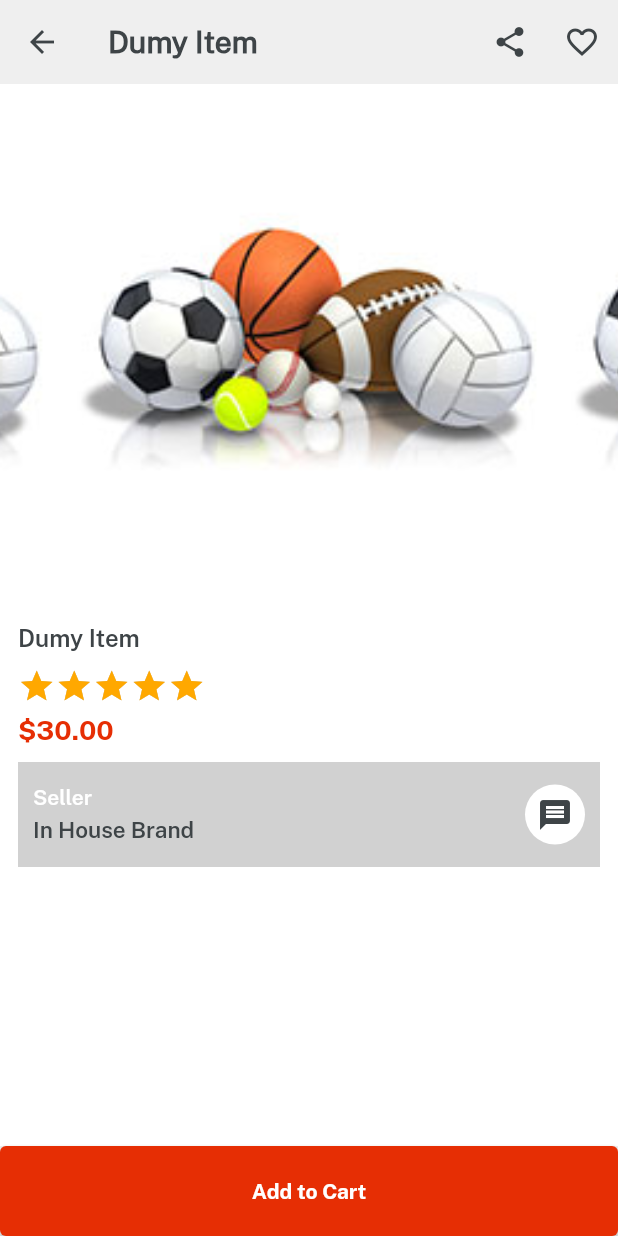
After one commit to zillur07/eShop, a Flutter app: the ItemDetails screen opened directly, on a phone screen of 412 x 824 dp. The commit adds this screen. Run offline on Flutter 3.47's test engine with Material 2 defaults, Android fonts, the phone set to English and light mode, and no system bars; drawn by our look-alikes of velocity_x; our stand-ins replace get.

Commit message:
category detels done

```diff
--- a/lib/views/category_screen/category_screen.dart
+++ b/lib/views/category_screen/category_screen.dart
@@ -1,4 +1,5 @@
 import 'package:eshop_app/consts/lists.dart';
+import 'package:eshop_app/views/category_screen/category_details.dart';
 import 'package:eshop_app/widgets_common/bg_wdget.dart';
 
 import '../../consts/consts.dart';
@@ -46,7 +47,9 @@ class CategoryScreen extends StatelessWidget {
                 ),
                 16.heightBox,
               ],
-            ).box.white.outerShadowSm.roundedSM.make();
+            ).box.white.outerShadowSm.roundedSM.make().onTap(() {
+              Get.to(() => CategoryDetails(title: categorysList[index]));
+            });
           },
         ),
       ),
--- /dev/null
+++ b/lib/views/category_screen/item_details.dart
@@ -0,0 +1,147 @@
+import 'package:eshop_app/widgets_common/out_button.dart';
+
+import '../../consts/consts.dart';
+
+class ItemDetails extends StatelessWidget {
+  final String? title;
+  ItemDetails({required this.title});
+  @override
+  Widget build(BuildContext context) {
+    return Scaffold(
+        backgroundColor: lightGrey,
+        appBar: AppBar(
+          elevation: 0,
+          title: title!.text.color(darkFontGrey).bold.make(),
+          actions: [
+            IconButton(
+              onPressed: () {},
+              icon: Icon(
+                Icons.share,
+              ),
+            ),
+            IconButton(
+              onPressed: () {},
+              icon: Icon(
+                Icons.favorite_outline,
+              ),
+            ),
+          ],
+        ),
+        body: Column(
+          children: [
+            Expanded(
+              child: Container(
+                color: Colors.white,
+                child: Column(
+                  crossAxisAlignment: CrossAxisAlignment.start,
+                  children: [
+                    // Swiper Section ............
+                    VxSwiper.builder(
+                        itemCount: 3,
+                        autoPlay: true,
+                        aspectRatio: 16 / 9,
+                        height: 350,
+                        itemBuilder: (context, index) {
+                          return Image.asset(
+                            imgFc5,
+                            width: Get.width,
+                            fit: BoxFit.cover,
+                          );
+                        }),
+
+                    // Titel and Detils Section ..............
+                    10.heightBox,
+                    Padding(
+                      padding: EdgeInsets.symmetric(horizontal: 12),
+                      child: title!.text
+                          .size(16)
+                          .fontFamily(semibold)
+                          .color(darkFontGrey)
+                          .make(),
+                    ),
+                    10.heightBox,
+                    // Reating section ...........................
+                    Padding(
+                      padding: const EdgeInsets.symmetric(
+                        horizontal: 12,
+                      ),
+                      child: VxRating(
+                        onRatingUpdate: (Value) {},
+                        normalColor: textfieldGrey,
+                        selectionColor: golden,
+                        size: 25,
+                        count: 5,
+                        stepInt: true,
+                      ),
+                    ),
+
+                    Padding(
+                      padding: const EdgeInsets.symmetric(
+                          horizontal: 12, vertical: 6),
+                      child: "\$30.00"
+                          .text
+                          .color(redColor)
+                          .fontFamily(bold)
+                          .size(18)
+                          .make(),
+                    ),
+                    Padding(
+                      padding: const EdgeInsets.symmetric(
+                          horizontal: 12, vertical: 5),
+                      child: Row(
+                        children: [
+                          Expanded(
+                            child: Padding(
+                              padding: const EdgeInsets.symmetric(
+                                horizontal: 10,
+                              ),
+                              child: Column(
+                                crossAxisAlignment: CrossAxisAlignment.start,
+                                mainAxisAlignment: MainAxisAlignment.center,
+                                children: [
+                                  'Seller'
+                                      .text
+                                      .white
+                                      .fontFamily(semibold)
+                                      .color(Colors.white)
+                                      .make(),
+                                  5.heightBox,
+                                  'In House Brand'
+                                      .text
+                                      .fontFamily(semibold)
+                                      .color(darkFontGrey)
+                                      .size(15)
+                                      .make(),
+                                ],
+                              ),
+                            ),
+                          ),
+                          Padding(
+                            padding: const EdgeInsets.symmetric(
+                              horizontal: 10,
+                            ),
+                            child: CircleAvatar(
+                              backgroundColor: Colors.white,
+                              child: Icon(
+                                Icons.message,
+                                color: darkFontGrey,
+                              ),
+                            ),
+                          )
+                        ],
+                      ).box.height(70).color(textfieldGrey).make(),
+                    ),
+                  ],
+                ),
+              ),
+            ),
+            SizedBox(
+              width: Get.width,
+              height: 60,
+              child: ourButton(
+                  color: redColor, onPress: () {}, title: 'Add to Cart'),
+            )
+          ],
+        ));
+  }
+}
```
Also changed, not shown: lib/main.dart (+6 -1 lines), lib/views/category_screen/category_details.dart (added, +107 -0 lines).
